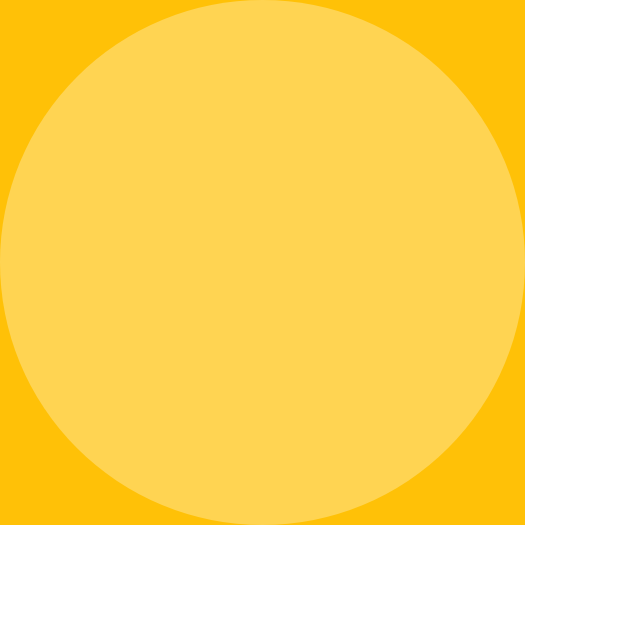
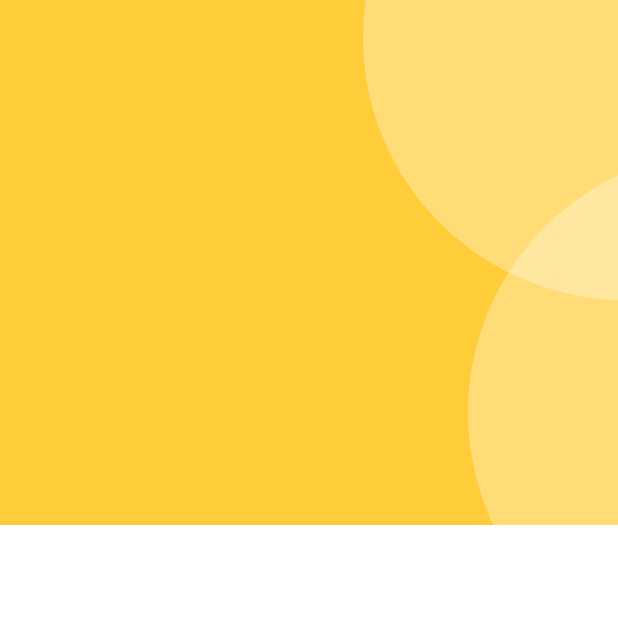
Before and after one commit to Gen-LJ/ecommerce_lj, a Flutter app: the HomeScreen screen opened directly, on a phone screen of 412 x 824 dp, the top half of it. Run offline on Flutter 3.47's test engine with Material 3 defaults, Android fonts, the phone set to English and light mode, and no system bars; our stand-ins replace bloc, flutter_bloc.

Commit message:
UI start for home screen

```diff
--- /dev/null
+++ b/lib/Common/widgets/custom_shapes/circular_container.dart
@@ -0,0 +1,33 @@
+
+import 'package:flutter/material.dart';
+
+class CircularContainer extends StatelessWidget {
+  const CircularContainer({
+    super.key,
+    this.width = 350,
+    this.height =350,
+    this.radius =350 ,
+    this.padding = 0,
+    this.child
+    , this.backgroundColor = Colors.white,
+  });
+  final double? width;
+  final double? height;
+  final double? radius;
+  final double? padding;
+  final Widget? child;
+  final Color backgroundColor;
+
+  @override
+  Widget build(BuildContext context) {
+    return Container(
+      width: width,
+      height: height,
+      padding: EdgeInsets.all(padding!),
+      decoration: BoxDecoration(
+          borderRadius: BorderRadius.circular(350),
+          color: backgroundColor.withOpacity(0.3)
+      ),
+    );
+  }
+}
--- a/lib/features/shop/screens/home.dart
+++ b/lib/features/shop/screens/home.dart
@@ -1,4 +1,6 @@
 import 'package:flutter/material.dart';
+
+import '../../../Common/widgets/custom_shapes/circular_container.dart';
 
 class HomeScreen extends StatelessWidget {
   const HomeScreen({super.key});
@@ -9,19 +11,23 @@ class HomeScreen extends StatelessWidget {
       body: SingleChildScrollView(
         child: Column(
           children: [
-            Container(
-              color: Colors.amber,
-              child: Stack(
-                children: [
-                  Container(
-                    width: 350,
-                    height: 350,
-                    decoration: BoxDecoration(
-                      borderRadius: BorderRadius.circular(350),
-                      color: Colors.white.withOpacity(0.3)
-                    ),
-                  )
-                ],
+            ClipPath(
+              child: Container(
+                color: Colors.amber.withOpacity(0.8),
+                child: const SizedBox(height: 350,
+                  child: Stack(
+                    children: [
+                      Positioned(
+                        top : -150,
+                          right: -180,
+                          child: CircularContainer()),
+                      Positioned(
+                          top: 100,
+                          right: -250,
+                          child: CircularContainer()),
+                    ],
+                  ),
+                ),
               ),
             )
           ],
@@ -30,3 +36,17 @@ class HomeScreen extends StatelessWidget {
     );
   }
 }
+
+class CustomCurvedEdges extends CustomClipper<Path>{
+  @override
+  Path getClip(Size size) {
+    // TODO: implement getClip
+    throw UnimplementedError();
+  }
+
+  @override
+  bool shouldReclip(covariant CustomClipper<Path> oldClipper) {
+    return true;
+  }
+
+}
```
